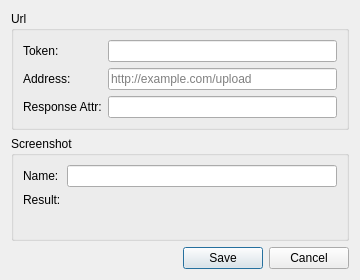
This is settings.ui in sobanvuex/screencloud-tokenupload as Qt 5 draws it before an edit. The edited form follows.
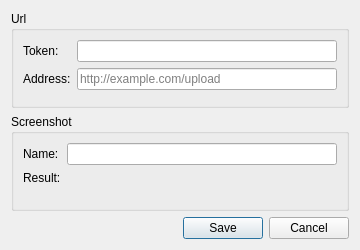
This is the edited form.

Commit message: Small refactoring - more descriptive name - simpler settings - response error handling

What changed in the file:
```diff
--- a/settings.ui
+++ b/settings.ui
@@ -7,7 +7,7 @@
                 <x>0</x>
                 <y>0</y>
                 <width>360</width>
-                <height>280</height>
+                <height>250</height>
             </rect>
         </property>
         <property name="windowTitle">
@@ -50,20 +50,6 @@
                                         </property>
                                     </widget>
                                 </item>
-                                <item row="2" column="0">
-                                    <widget class="QLabel" name="label_attribute">
-                                        <property name="text">
-                                            <string>Response Attr:</string>
-                                        </property>
-                                    </widget>
-                                </item>
-                                <item row="2" column="1">
-                                    <widget class="QLineEdit" name="input_attribute">
-                                        <property name="text">
-                                            <string />
-                                        </property>
-                                    </widget>
-                                </item>
                             </layout>
                         </item>
                     </layout>
```
Left out of the diff: 2 changed lines with no effect on the pictures. The commit also changes 2 other files.
